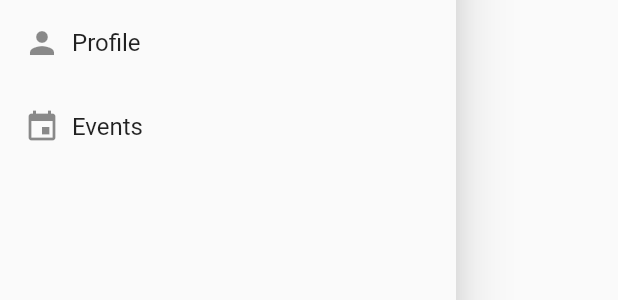
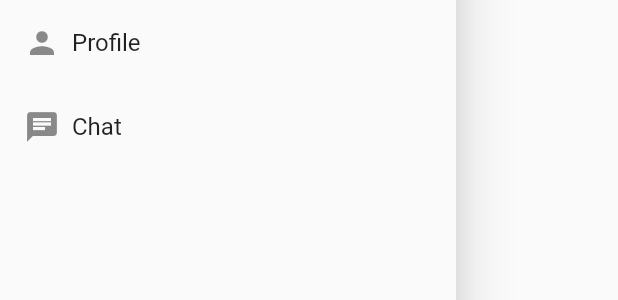
Before and after one commit to SLCricketLeaderBoard/SLCricketLeaderBoard_MobileApp, a Flutter app: the AppDrawer widget shown alone on an empty page, opened directly, on a phone screen of 412 x 824 dp. Shown: the part 325-625 px from the top of the screen. Run offline on Flutter 3.47's test engine with Material 2 defaults, Android fonts, the phone set to English and light mode, and no system bars; our stand-ins replace cloud_firestore, toast; accounts and stored records are empty; Roboto replaces fonts that are missing (Nunito).

Commit message:
drawer routes completed

```diff
--- a/lib/Drawer/drawer.dart
+++ b/lib/Drawer/drawer.dart
@@ -1,14 +1,17 @@
 import 'package:flutter/material.dart';
+import 'package:crickdom/home.dart';
 
 
 class Routes {
-  static const String home = '';
+  static  String home = HomePage.routeName;
   static const String profile = '';
   static const String notes = '';
 }
 
 
 class AppDrawer extends StatelessWidget {
+  var value;
+AppDrawer({Key key, this.value}): super(key: key);
 
   @override
   Widget build(BuildContext context) {
@@ -17,20 +20,14 @@ class AppDrawer extends StatelessWidget {
         padding: EdgeInsets.zero,
         children: <Widget>[
           _createHeader(),
-          _createDrawerItem(icon: Icons.home,text: 'Home',),
+          _createDrawerItem(
+            icon: Icons.home,
+            text: 'Home',
+            onTap: () =>
+            Navigator.pushReplacement(context,
+            MaterialPageRoute(builder: (context) => HomePage(value: this.value,),)),),
           _createDrawerItem(icon: Icons.person, text: 'Profile',),
-          _createDrawerItem(icon: Icons.event, text: 'Events',),
-          // Divider(),
-          // _createDrawerItem(icon: Icons.collections_bookmark, text:           'Steps'),
-          // _createDrawerItem(icon: Icons.face, text: 'Authors'),
-          // _createDrawerItem(icon: Icons.account_box, text: 'Flutter Documentation'),
-          // _createDrawerItem(icon: Icons.stars, text: 'Useful Links'),
-          // Divider(),
-          // _createDrawerItem(icon: Icons.bug_report, text: 'Report an issue'),
-          ListTile(
-            // title: Text('0.0.1'),
-            onTap: () {},
-          ),
+          _createDrawerItem(icon: Icons.chat, text: 'Chat',),
         ],
       ),
     );
```
Also changed, not shown: lib/home.dart (+7 -29 lines), lib/profile.dart (added).
